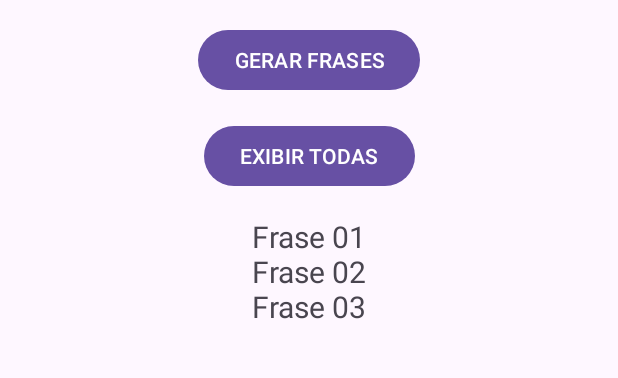
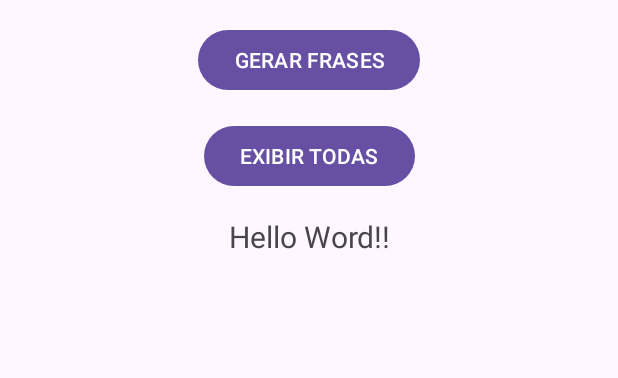
Before and after one commit to MaiconVinicius10/Frases_Do_Dia, an Android app: the screen it shows after launch (MainActivity), after a tap on "EXIBIR TODAS", on a phone screen of 412 x 824 dp, the part 285-663 px from its top. Run offline under Robolectric (Android 15) with nearby library versions, the phone set to English and light mode, and no system bars.

Commit message:
Botão exibir todas funcionando de forma correta , treino de exibir frase simples forma mais rapida de codificar

```diff
--- a/app/src/main/java/com/example/frasesdodia/MainActivity.java
+++ b/app/src/main/java/com/example/frasesdodia/MainActivity.java
@@ -6,13 +6,15 @@ import android.os.Bundle;
 import android.view.View;
 import android.widget.TextView;
 
+import java.util.Random;
+
 // classe mainActivity
 public class MainActivity extends AppCompatActivity {
     // Criar Atributo com array de strings
     String[] frases ={
-        "Frase 01",
-        "Frase 02",
-        "Frase 03",
+        "Hello Word!!",
+        "Foque nos seus objetivos , desistir é pros fracos.",
+        "Nunca é tarde pra fazer aquilo que movimenta seus sonhos.",
     };
     // metodo onCreate
     @Override
@@ -24,10 +26,13 @@ public class MainActivity extends AppCompatActivity {
 
     //criando metodo
     public void gerarFrase(View view){
-
+    TextView texto = findViewById(R.id.textResultado);
+    //instanciar classe random
+        int numeroAleatorio = new Random().nextInt(3);
     }
 
     public void exibirTodas(View view){
+
         TextView texto = findViewById(R.id.textResultado);
 
         String textoResultado="";
--- a/app/src/main/res/layout/activity_main.xml
+++ b/app/src/main/res/layout/activity_main.xml
@@ -40,9 +40,12 @@
 
     <TextView
         android:id="@+id/textResultado"
-        android:layout_width="wrap_content"
-        android:layout_height="wrap_content"
+        android:layout_width="326dp"
+        android:layout_height="0dp"
+        android:textAlignment="center"
+        android:layout_marginStart="20dp"
         android:layout_marginTop="16dp"
+        android:layout_marginEnd="20dp"
         android:text="resultado"
         android:textSize="20sp"
         app:layout_constraintEnd_toEndOf="parent"
```
